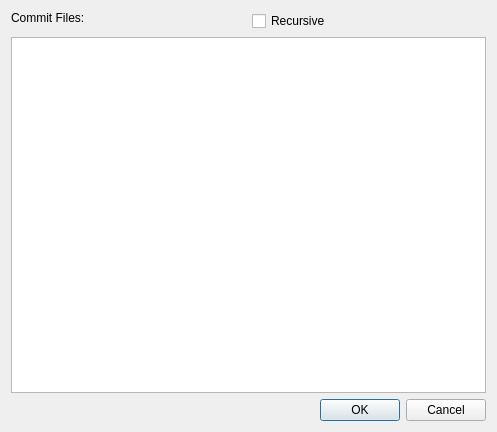
First picture: the form in vcs/widgets/vcscommitdialog.ui, repository KDE/kdevelop, before the edit.
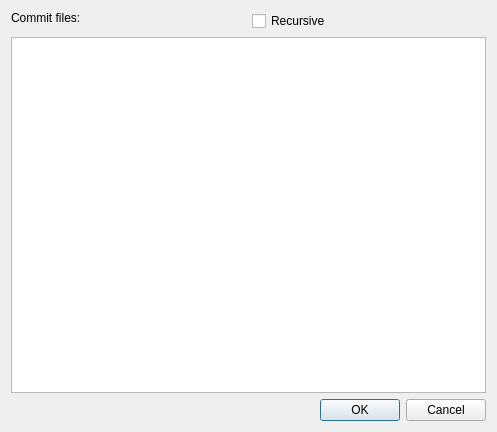
Second picture: the form after the edit.

```diff
--- a/vcs/widgets/vcscommitdialog.ui
+++ b/vcs/widgets/vcscommitdialog.ui
@@ -20,7 +20,7 @@
    <item row="1" column="0">
     <widget class="QLabel" name="label_2">
      <property name="text">
-      <string>Commit Files:</string>
+      <string>Commit files:</string>
      </property>
      <property name="alignment">
       <set>Qt::AlignLeading|Qt::AlignLeft|Qt::AlignTop</set>
```
